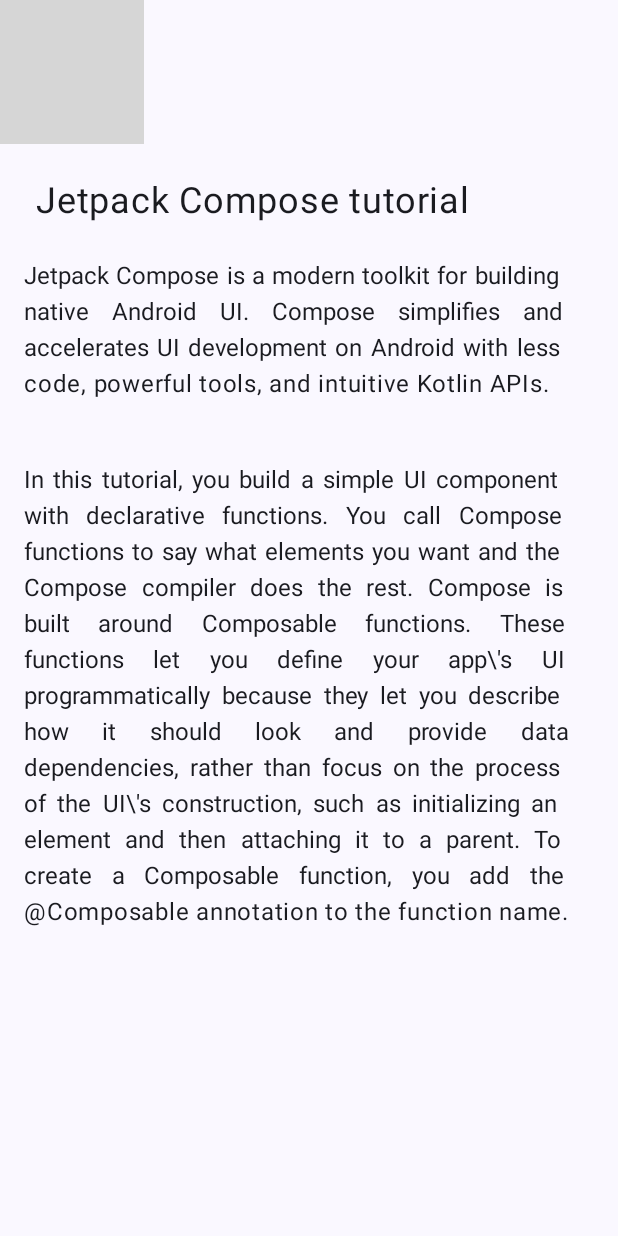
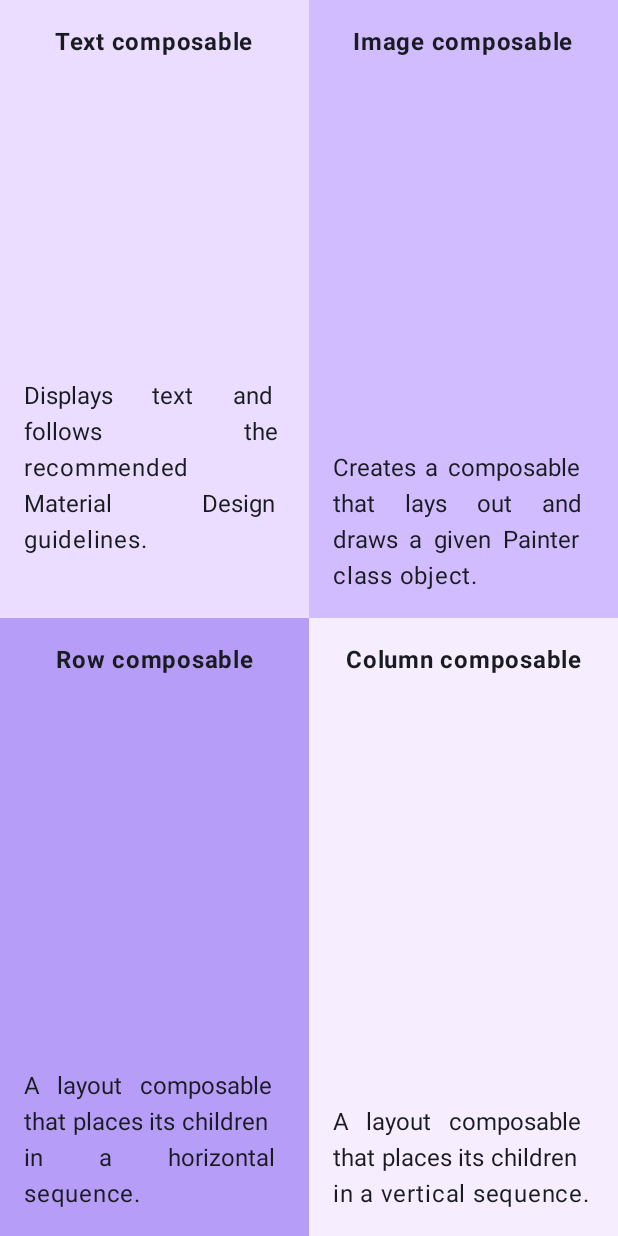
Before and after one commit to Eztrela/PDM, an Android app built with Jetpack Compose: the screen it shows after launch (MainActivity), on a phone screen of 412 x 824 dp. Run offline under Robolectric (Android 15) with nearby library versions, the phone set to English and light mode, and no system bars; grey boxes are pictures that could not be loaded.

Commit message:
finalizando pratica

```diff
--- a/app/src/main/java/com/example/googlecompose/MainActivity.kt
+++ b/app/src/main/java/com/example/googlecompose/MainActivity.kt
@@ -3,15 +3,23 @@
 import android.os.Bundle
 import androidx.activity.ComponentActivity
 import androidx.activity.compose.setContent
+import androidx.compose.foundation.Image
+import androidx.compose.foundation.background
+import androidx.compose.foundation.layout.Arrangement
 import androidx.compose.foundation.layout.Column
+import androidx.compose.foundation.layout.Row
 import androidx.compose.foundation.layout.fillMaxSize
+import androidx.compose.foundation.layout.fillMaxWidth
 import androidx.compose.foundation.layout.padding
 import androidx.compose.material3.MaterialTheme
 import androidx.compose.material3.Surface
 import androidx.compose.material3.Text
 import androidx.compose.runtime.Composable
+import androidx.compose.ui.Alignment
 import androidx.compose.ui.Modifier
+import androidx.compose.ui.graphics.Color
 import androidx.compose.ui.res.painterResource
+import androidx.compose.ui.text.font.FontWeight
 import androidx.compose.ui.text.style.TextAlign
 import androidx.compose.ui.tooling.preview.Preview
 import androidx.compose.ui.unit.dp
@@ -28,7 +36,9 @@
                     modifier = Modifier.fillMaxSize(),
                     color = MaterialTheme.colorScheme.background
                 ) {
-                    TutorialJetpack()
+//                    TutorialJetpack()
+//                    AllDone()
+                    ScreenQuadrants()
                 }
             }
         }
@@ -38,8 +48,8 @@
 @Composable
 fun TutorialJetpack( modifier: Modifier = Modifier) {
     Column {
-        val image = painterResource(id = R.drawable.bg_compose_background)
-        androidx.compose.foundation.Image(painter = image, contentDescription = "imagem doidera")
+        val image = painterResource(id = R.drawable.ic_task_completed)
+        Image(painter = image, contentDescription = "imagem doidera", modifier=modifier.fillMaxWidth())
         Text(
             text = "Jetpack Compose tutorial",
             modifier = modifier.padding(24.dp),
@@ -59,10 +69,54 @@
     }
 }
 
+@Composable
+fun AllDone(modifier: Modifier = Modifier){
+    Column(modifier = modifier.fillMaxSize(),
+    verticalArrangement = Arrangement.Center,
+        horizontalAlignment = Alignment.CenterHorizontally) {
+        val image = painterResource(id = R.drawable.bg_compose_background)
+        Image(painter = image, contentDescription = "doneImage")
+        Text(text = "All tasks Completed", modifier = modifier.padding(top = 24.dp, bottom = 8.dp), fontWeight = FontWeight.Bold)
+        Text(text = "Nice work!", fontSize = 16.sp)
+    }
+}
+
+@Composable
+fun ScreenQuadrants(){
+    Column(Modifier.fillMaxWidth()) {
+        Row (Modifier.weight(1f)){
+            ComposableCard(card_title = "Text composable", card_description = "Displays text and follows the recommended Material Design guidelines.\n", card_background = Color(0xFFEADDFF), modifier = Modifier.weight(1f))
+            ComposableCard(card_title = "Image composable", card_description = "Creates a composable that lays out and draws a given Painter class object.", card_background = Color(0xFFD0BCFF), modifier = Modifier.weight(1f))
+        }
+        Row (Modifier.weight(1f)){
+            ComposableCard(card_title = "Row composable", card_description = "A layout composable that places its children in a horizontal sequence.", card_background = Color(0xFFB69DF8), modifier = Modifier.weight(1f))
+            ComposableCard(card_title = "Column composable", card_description = "A layout composable that places its children in a vertical sequence.", card_background = Color(0xFFF6EDFF), modifier = Modifier.weight(1f))
+        }
+    }
+}
+
+@Composable
+private fun ComposableCard( card_title: String, card_description: String, card_background: Color, modifier: Modifier = Modifier){
+    Column(modifier = modifier
+        .background(card_background)
+        .padding(16.dp)
+        .fillMaxSize(),
+        verticalArrangement = Arrangement.Center,
+        horizontalAlignment = Alignment.CenterHorizontally) {
+        Text(text = card_title,
+            modifier = modifier.padding(bottom = 16.dp),
+            fontWeight = FontWeight.Bold)
+        Text(text = card_description,
+            textAlign = TextAlign.Justify)
+
+    }
+}
+
 @Preview(showBackground = true)
 @Composable
 fun GreetingPreview() {
     GoogleComposeTheme {
-        TutorialJetpack()
+//        TutorialJetpack()
+        ScreenQuadrants()
     }
 }
```
Also changed, not shown: app/src/main/res/drawable-nodpi/bg_compose_background.jpeg (added), app/src/main/res/drawable-nodpi/ic_task_completed.jpeg (added).
